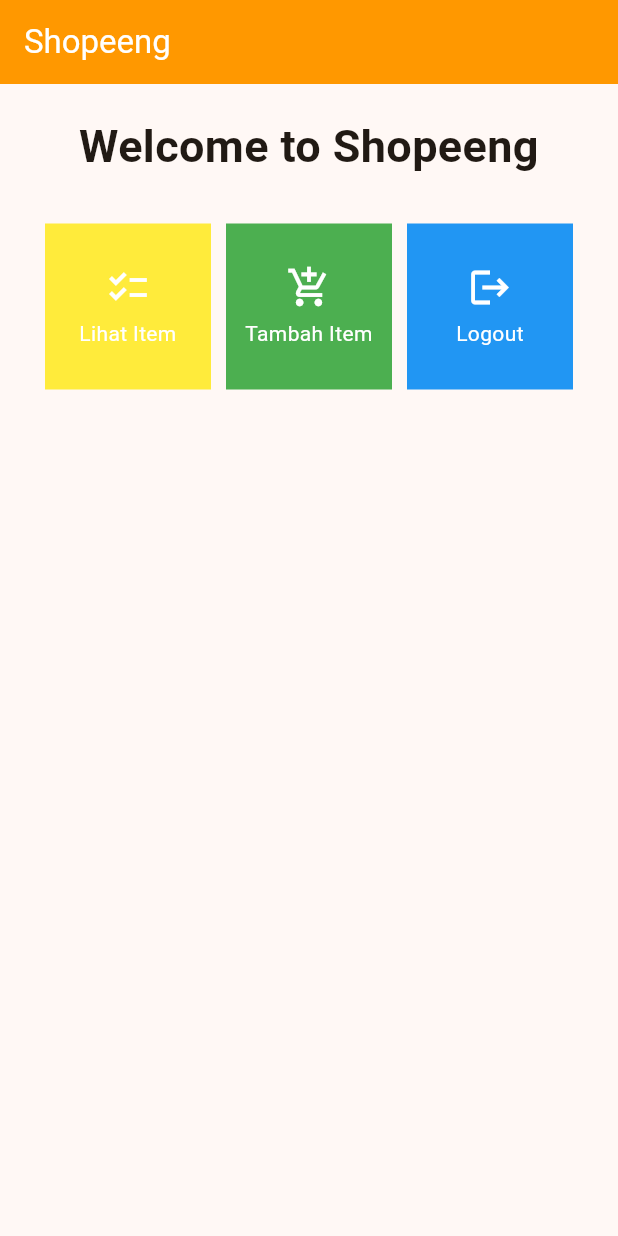
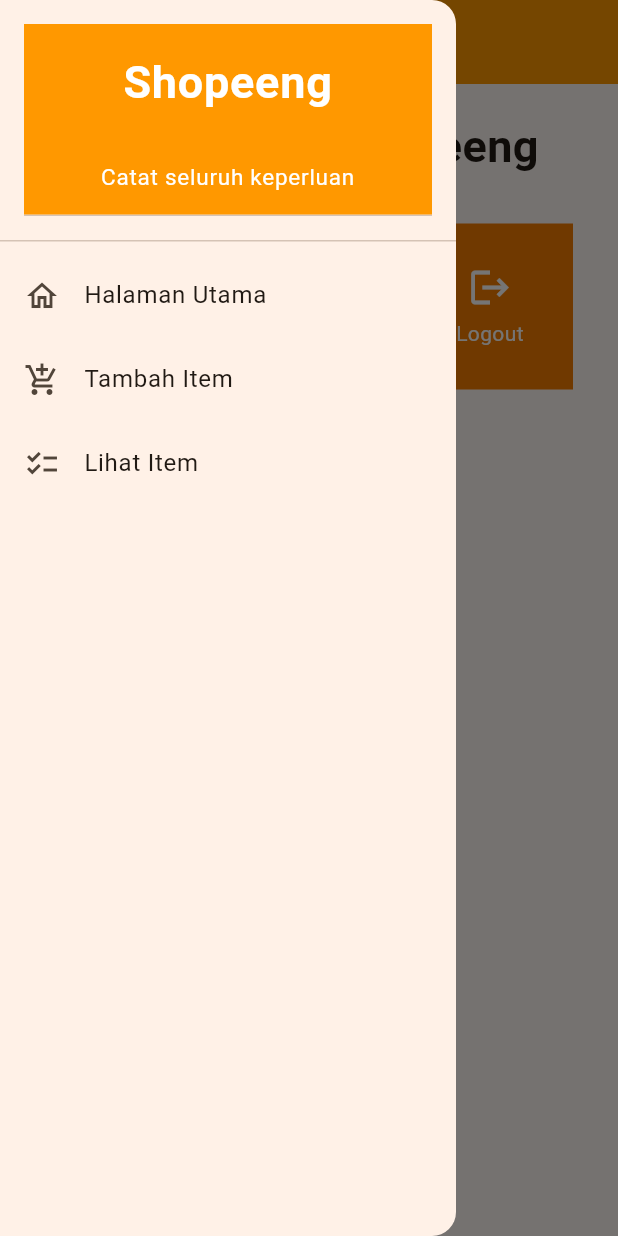
Before and after one commit to Marsupilamieue/shopeeng-mobile, a Flutter app: the screen it shows after launch, with the side drawer open (before the commit the screen has no drawer), on a phone screen of 412 x 824 dp. Run offline on Flutter 3.47's test engine with Material 2 defaults, Android fonts, the phone set to English and light mode, and no system bars.

Commit message:
update:tugas8

```diff
--- a/lib/main.dart
+++ b/lib/main.dart
@@ -1,5 +1,5 @@
 import 'package:flutter/material.dart';
-import 'package:shopeeng/menu.dart';
+import 'package:shopeeng/screens/menu.dart';
 
 void main() {
   runApp(const MyApp());
--- a/lib/menu.dart
+++ /dev/null
@@ -1,112 +0,0 @@
-import 'package:flutter/material.dart';
-
-class ShopItem {
-  final String name;
-  final IconData icon;
-  final Color color;
-
-  ShopItem(this.name, this.icon, this.color);
-}
-
-class MyHomePage extends StatelessWidget {
-  MyHomePage({Key? key}) : super(key: key);
-  final List<ShopItem> items = [
-    ShopItem("Lihat Item", Icons.checklist, Colors.yellow),
-    ShopItem("Tambah Item", Icons.add_shopping_cart, Colors.green),
-    ShopItem("Logout", Icons.logout, Colors.blue),
-  ];
-  @override
-  Widget build(BuildContext context) {
-    return Scaffold(
-      appBar: AppBar(
-        title: const Text(
-          'Shopeeng',
-          style: TextStyle(color: Colors.white),
-        ),
-        backgroundColor: Colors.orange,
-      ),
-      body: SingleChildScrollView(
-        // Widget wrapper yang dapat discroll
-        child: Padding(
-          padding: const EdgeInsets.all(10.0), // Set padding dari halaman
-          child: Column(
-            // Widget untuk menampilkan children secara vertikal
-            children: <Widget>[
-              const Padding(
-                padding: EdgeInsets.only(top: 10.0, bottom: 10.0),
-                // Widget Text untuk menampilkan tulisan dengan alignment center dan style yang sesuai
-                child: Text(
-                  'Welcome to Shopeeng', // Text yang menandakan toko
-                  textAlign: TextAlign.center,
-                  style: TextStyle(
-                    fontSize: 30,
-                    fontWeight: FontWeight.bold,
-                  ),
-                ),
-              ),
-              // Grid layout
-              GridView.count(
-                // Container pada card kita.
-                primary: true,
-                padding: const EdgeInsets.all(20),
-                crossAxisSpacing: 10,
-                mainAxisSpacing: 10,
-                crossAxisCount: 3,
-                shrinkWrap: true,
-                children: items.map((ShopItem item) {
-                  // Iterasi untuk setiap item
-                  return ShopCard(item);
-                }).toList(),
-              ),
-            ],
-          ),
-        ),
-      ),
-    );
-  }
-}
-
-class ShopCard extends StatelessWidget {
-  final ShopItem item;
-
-  const ShopCard(this.item, {super.key}); // Constructor
-
-  @override
-  Widget build(BuildContext context) {
-    return Material(
-      color: item.color,
-      child: InkWell(
-        // Area responsive terhadap sentuhan
-        onTap: () {
-          // Memunculkan SnackBar ketika diklik
-          ScaffoldMessenger.of(context)
-            ..hideCurrentSnackBar()
-            ..showSnackBar(SnackBar(
-                content: Text("Kamu telah menekan tombol ${item.name}!")));
-        },
-        child: Container(
-          // Container untuk menyimpan Icon dan Text
-          padding: const EdgeInsets.all(8),
-          child: Center(
-            child: Column(
-              mainAxisAlignment: MainAxisAlignment.center,
-              children: [
-                Icon(
-                  item.icon,
-                  color: Colors.white,
-                  size: 30.0,
-                ),
-                const Padding(padding: EdgeInsets.all(3)),
-                Text(
-                  item.name,
-                  textAlign: TextAlign.center,
-                  style: const TextStyle(color: Colors.white),
-                ),
-              ],
-            ),
-          ),
-        ),
-      ),
-    );
-  }
-}
--- /dev/null
+++ b/lib/screens/menu.dart
@@ -0,0 +1,62 @@
+import 'package:flutter/material.dart';
+import 'package:shopeeng/widgets/shop_card.dart';
+import 'package:shopeeng/widgets/left_drawer.dart';
+
+class MyHomePage extends StatelessWidget {
+  MyHomePage({Key? key}) : super(key: key);
+  final List<ShopItem> items = [
+    ShopItem("Lihat Item", Icons.checklist, Colors.orange.shade300),
+    ShopItem("Tambah Item", Icons.add_shopping_cart, Colors.orange.shade500),
+    ShopItem("Logout", Icons.logout, Colors.orange.shade700),
+  ];
+  @override
+  Widget build(BuildContext context) {
+    return Scaffold(
+      appBar: AppBar(
+        title: const Text(
+          'Shopeeng',
+          style: TextStyle(color: Colors.white),
+        ),
+        backgroundColor: Colors.orange,
+      ),
+      drawer: const LeftDrawer(),
+      body: SingleChildScrollView(
+        // Widget wrapper yang dapat discroll
+        child: Padding(
+          padding: const EdgeInsets.all(10.0), // Set padding dari halaman
+          child: Column(
+            // Widget untuk menampilkan children secara vertikal
+            children: <Widget>[
+              const Padding(
+                padding: EdgeInsets.only(top: 10.0, bottom: 10.0),
+                // Widget Text untuk menampilkan tulisan dengan alignment center dan style yang sesuai
+                child: Text(
+                  'Welcome to Shopeeng', // Text yang menandakan toko
+                  textAlign: TextAlign.center,
+                  style: TextStyle(
+                    fontSize: 30,
+                    fontWeight: FontWeight.bold,
+                  ),
+                ),
+              ),
+              // Grid layout
+              GridView.count(
+                // Container pada card kita.
+                primary: true,
+                padding: const EdgeInsets.all(20),
+                crossAxisSpacing: 10,
+                mainAxisSpacing: 10,
+                crossAxisCount: 3,
+                shrinkWrap: true,
+                children: items.map((ShopItem item) {
+                  // Iterasi untuk setiap item
+                  return ShopCard(item);
+                }).toList(),
+              ),
+            ],
+          ),
+        ),
+      ),
+    );
+  }
+}
--- /dev/null
+++ b/lib/widgets/left_drawer.dart
@@ -0,0 +1,86 @@
+import 'package:flutter/material.dart';
+import 'package:shopeeng/screens/menu.dart';
+import 'package:shopeeng/screens/shoplist_form.dart';
+import 'package:shopeeng/screens/shoplist_items.dart';
+
+class LeftDrawer extends StatelessWidget {
+  const LeftDrawer({super.key});
+
+  @override
+  Widget build(BuildContext context) {
+    return Drawer(
+      child: ListView(
+        children: [
+          const DrawerHeader(
+            child: DrawerHeader(
+              decoration: BoxDecoration(
+                color: Colors.orange,
+              ),
+              child: SingleChildScrollView(
+                child: Column(
+                  children: [
+                    Text(
+                      'Shopeeng',
+                      textAlign: TextAlign.center,
+                      style: TextStyle(
+                        fontSize: 30,
+                        fontWeight: FontWeight.bold,
+                        color: Colors.white,
+                      ),
+                    ),
+                    Padding(padding: EdgeInsets.all(15)),
+                    Text(
+                      "Catat seluruh keperluan belanjamu di sini!",
+                      textAlign: TextAlign.center,
+                      style: TextStyle(
+                        fontSize: 15,
+                        color: Colors.white,
+                        fontWeight: FontWeight.normal,
+                      ),
+                    ),
+                  ],
+                ),
+              ),
+            ),
+          ),
+          ListTile(
+            leading: const Icon(Icons.home_outlined),
+            title: const Text('Halaman Utama'),
+            // Bagian redirection ke MyHomePage
+            onTap: () {
+              Navigator.pushReplacement(
+                  context,
+                  MaterialPageRoute(
+                    builder: (context) => MyHomePage(),
+                  ));
+            },
+          ),
+          ListTile(
+            leading: const Icon(Icons.add_shopping_cart),
+            title: const Text('Tambah Item'),
+            // Bagian redirection ke ShopFormPage
+            onTap: () {
+              Navigator.pushReplacement(
+                  context,
+                  MaterialPageRoute(
+                    builder: (context) => const ShopFormPage(),
+                  ));
+            },
+          ),
+          ListTile(
+            leading: const Icon(Icons.checklist),
+            title: const Text('Lihat Item'),
+            // Bagian redirection ke ShopFormPage
+            onTap: () {
+              Navigator.pushReplacement(
+                  context,
+                  MaterialPageRoute(
+                    builder: (context) => const ItemsPage(),
+                  ));
+            },
+          ),
+        ],
+      ),
+    );
+  }
+}
--- /dev/null
+++ b/lib/widgets/shop_card.dart
@@ -0,0 +1,79 @@
+import 'package:flutter/material.dart';
+import 'package:shopeeng/screens/menu.dart';
+import 'package:shopeeng/screens/shoplist_form.dart';
+import 'package:shopeeng/screens/shoplist_items.dart';
+
+class ShopItem {
+  final String name;
+  final IconData icon;
+  final Color color;
+
+  ShopItem(this.name, this.icon, this.color);
+}
+
+class Item {
+  final String name;
+  final int price;
+  final int amount;
+  final String description;
+
+  Item({
+    required this.name,
+    required this.price,
+    required this.amount,
+    required this.description,
+  });
+}
+
+class ShopCard extends StatelessWidget {
+  final ShopItem item;
+
+  const ShopCard(this.item, {super.key}); // Constructor
+
+  @override
+  Widget build(BuildContext context) {
+    return Material(
+      color: item.color,
+      child: InkWell(
+        // Area responsive terhadap sentuhan
+        onTap: () {
+          // Memunculkan SnackBar ketika diklik
+          ScaffoldMessenger.of(context)
+            ..hideCurrentSnackBar()
+            ..showSnackBar(SnackBar(
+                content: Text("Kamu telah menekan tombol ${item.name}!")));
+          if (item.name == "Tambah Item") {
+            Navigator.push(context,
+                MaterialPageRoute(builder: (context) => const ShopFormPage()));
+          }
+          if (item.name == "Lihat Item") {
+            Navigator.push(context,
+                MaterialPageRoute(builder: (context) => const ItemsPage()));
+          }
+        },
+        child: Container(
+          // Container untuk menyimpan Icon dan Text
+          padding: const EdgeInsets.all(8),
+          child: Center(
+            child: Column(
+              mainAxisAlignment: MainAxisAlignment.center,
+              children: [
+                Icon(
+                  item.icon,
+                  color: Colors.white,
+                  size: 30.0,
+                ),
+                const Padding(padding: EdgeInsets.all(3)),
+                Text(
+                  item.name,
+                  textAlign: TextAlign.center,
+                  style: const TextStyle(color: Colors.white),
+                ),
+              ],
+            ),
+          ),
+        ),
+      ),
+    );
+  }
+}
```
Also changed, not shown: lib/screens/shoplist_form.dart (added, +193 -0 lines), lib/screens/shoplist_items.dart (added, +37 -0 lines).
